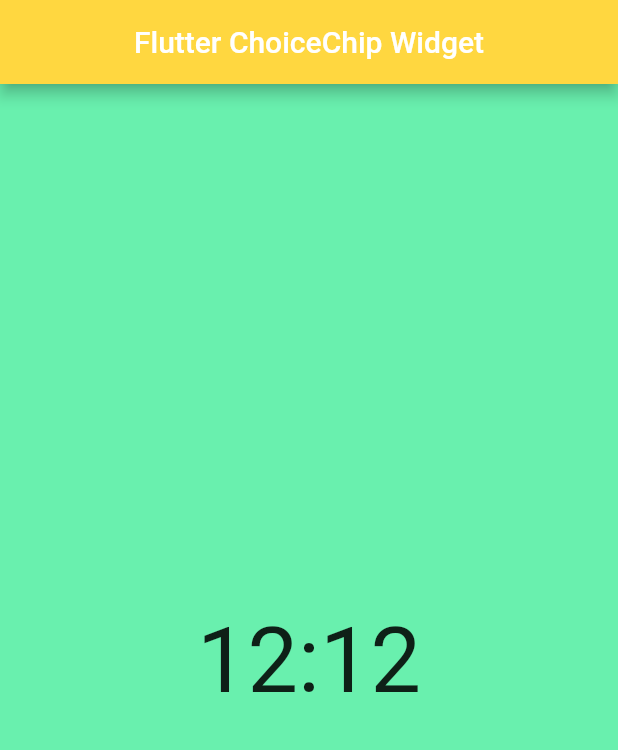
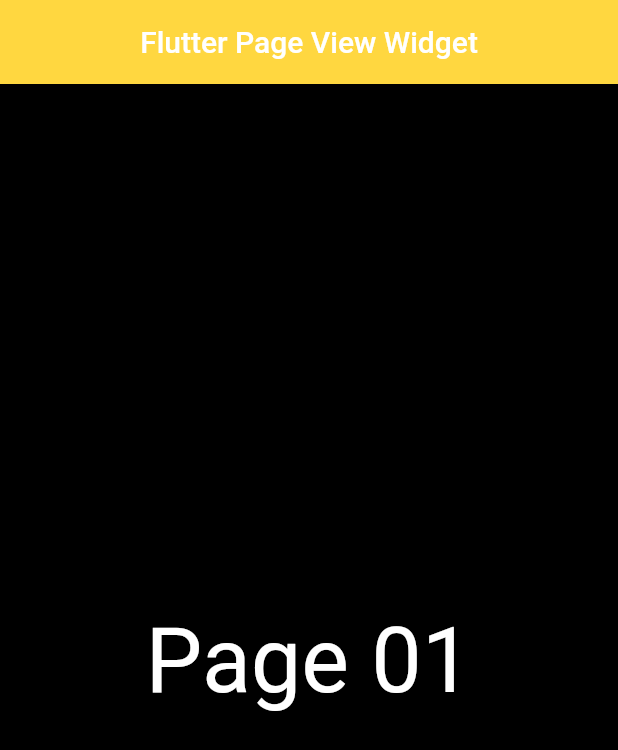
Before and after one commit to mdmanik74/Flutter-Day, a Flutter app: the screen it shows after launch, on a phone screen of 412 x 824 dp. Shown: the top 750 px of the screen. Run offline on Flutter 3.47's test engine with Material 2 defaults, Android fonts, the phone set to English and light mode, and no system bars.

Commit message:
page view, range slider, popup menu

```diff
--- a/lib/main.dart
+++ b/lib/main.dart
@@ -1,6 +1,8 @@
 import 'package:flutter/material.dart';
+import 'package:source_code/source/page_view.dart';
+//import 'package:source_code/source/range_slider.dart';
 //import 'package:source_code/source/expansiontile.dart';
-import 'package:source_code/source/time_picker.dart';
+//import 'package:source_code/source/time_picker.dart';
 //import 'package:source_code/source/sliverappbar.dart';
 
 //import 'package:source_code/source/card_widget.dart';
@@ -24,11 +26,11 @@ class MyApp extends StatelessWidget {
       debugShowCheckedModeBanner: false,
       home: Scaffold(
         appBar: AppBar(
-          title: const Text('Flutter ChoiceChip Widget'),
+          title: const Text('Flutter Page View Widget'),
           backgroundColor: Colors.amberAccent,
           centerTitle: true,
         ),
-        body: TimPichkers(),
+        body: PageViews(),
         backgroundColor: Colors.greenAccent,
       ),
     );
--- /dev/null
+++ b/lib/source/page_view.dart
@@ -0,0 +1,43 @@
+// ignore_for_file: camel_case_types, prefer_typing_uninitialized_variables
+
+import 'package:flutter/material.dart';
+
+class PageViews extends StatefulWidget {
+  const PageViews({Key? key}) : super(key: key);
+
+  @override
+  State<PageViews> createState() => _PageViewsState();
+}
+
+class _PageViewsState extends State<PageViews> {
+  @override
+  Widget build(BuildContext context) {
+    return Scaffold(
+      body: PageView(
+        children: [
+          Container(
+            color: Colors.black,
+            child: const Center(
+              child: Text('Page 01',
+                  style: TextStyle(fontSize: 60, color: Colors.white)),
+            ),
+          ),
+          Container(
+            color: Colors.red,
+            child: const Center(
+              child: Text('Page 01',
+                  style: TextStyle(fontSize: 60, color: Colors.white)),
+            ),
+          ),
+          Container(
+            color: Colors.orange,
+            child: const Center(
+              child: Text('Page 01',
+                  style: TextStyle(fontSize: 60, color: Colors.white)),
+            ),
+          ),
+        ],
+      ),
+    );
+  }
+}
--- a/lib/source/time_picker.dart
+++ b/lib/source/time_picker.dart
@@ -1,3 +1,4 @@
+/*
 import 'package:flutter/material.dart';
 
 class TimPichkers extends StatefulWidget {
@@ -7,7 +8,7 @@ class TimPichkers extends StatefulWidget {
   State<TimPichkers> createState() => _TimPichkersState();
 }
 
-
+class _ScreenOneState extends State<ScreenOne> {
   final _dateC = TextEditingController();
   final _timeC = TextEditingController();
 
@@ -86,3 +87,6 @@ class _TimPichkersState extends State<TimPichkers> {
     );
   }
 }
+
+
+*/
```
Also changed, not shown: lib/source/range_slider.dart (added, +35 -0 lines).
